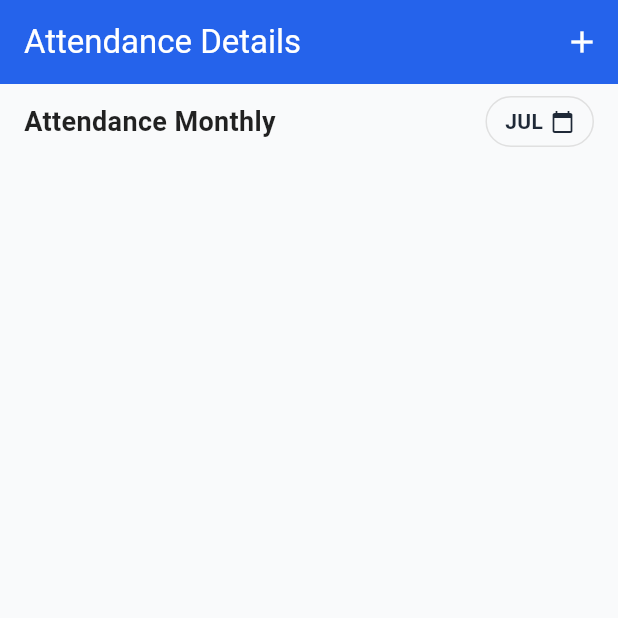
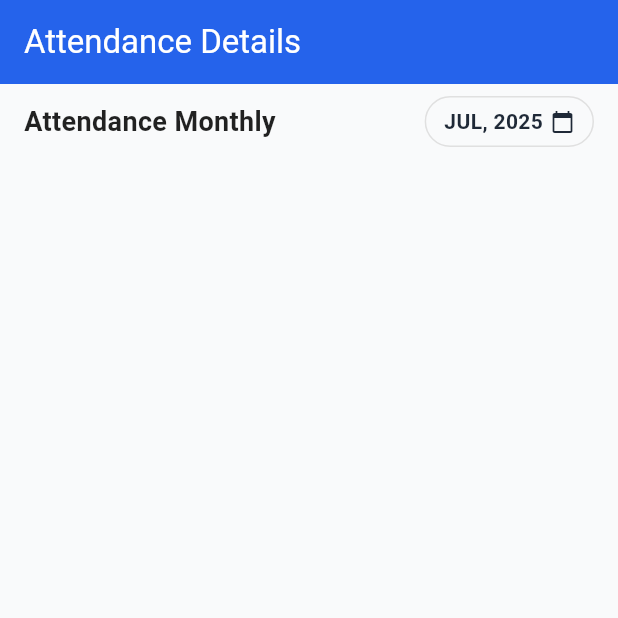
Before and after one commit to FarahAzhari/clockin_app, a Flutter app: the AttendanceListScreen screen opened directly, on a phone screen of 412 x 824 dp, the top half of it. Run offline on Flutter 3.47's test engine with Material 3 defaults, Android fonts, the phone set to English and light mode, and no system bars; our stand-ins replace fl_chart, geocoding, geolocator, image_picker, shared_preferences; accounts and stored records are empty; network calls fail.

Commit message:
CHANGE: Date Text and Remove Add Icons in Attendance Details

```diff
--- a/lib/screens/attendance/attendance_list_screen.dart
+++ b/lib/screens/attendance/attendance_list_screen.dart
@@ -430,21 +430,6 @@ class _AttendanceListScreenState extends State<AttendanceListScreen> {
         backgroundColor: AppColors.primary,
         foregroundColor: Colors.white,
         elevation: 0,
-        actions: [
-          IconButton(
-            onPressed: () async {
-              // final result = await Navigator.push(
-              //   context,
-              //   MaterialPageRoute(builder: (_) => const AddTemporary()),
-              // );
-              // if (result == true) {
-              //   _refreshList();
-              //   MainBottomNavigationBar.refreshHomeNotifier.value = true;
-              // }
-            },
-            icon: const Icon(Icons.add),
-          ),
-        ],
       ),
       body: Column(
         crossAxisAlignment: CrossAxisAlignment.start,
@@ -480,7 +465,7 @@ class _AttendanceListScreenState extends State<AttendanceListScreen> {
                       children: [
                         Text(
                           DateFormat(
-                            'MMM', // Corrected format string
+                            'MMM, yyyy', // Corrected format string
                           ).format(_selectedMonth).toUpperCase(),
                           style: const TextStyle(
                             fontWeight: FontWeight.bold,
```
